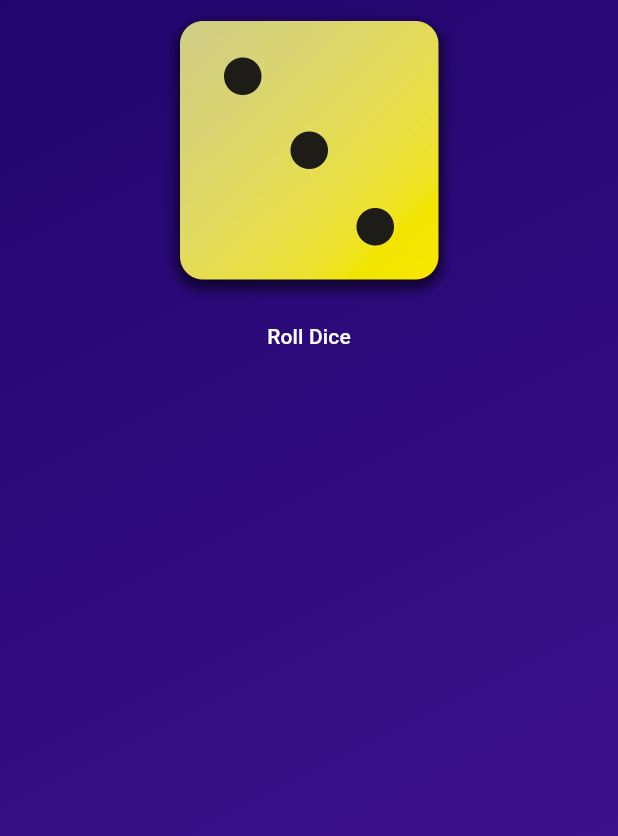
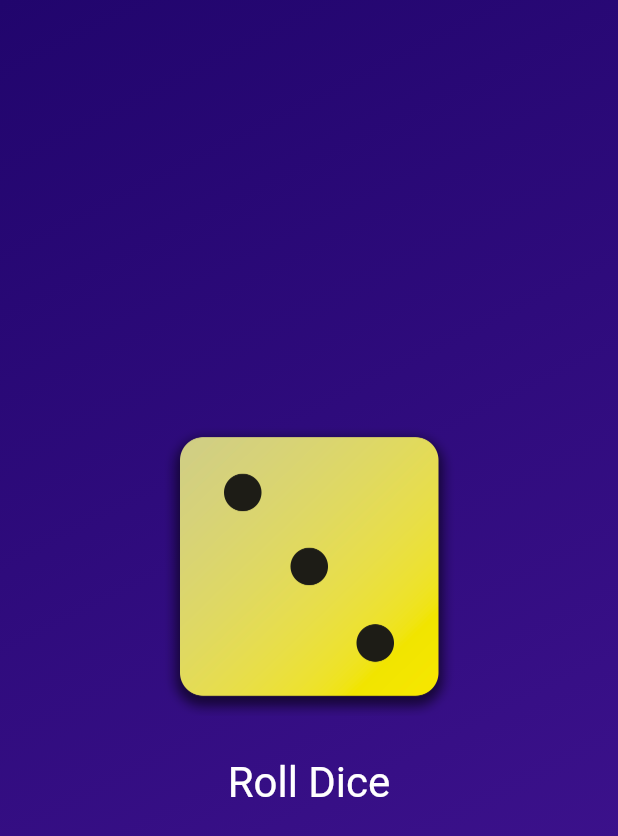
Before and after one commit to arafatanam/Roll_Dice_App-Flutter, a Flutter app: the screen it shows after launch, on a phone screen of 412 x 824 dp. Shown: the top 836 px of the screen. Run offline on Flutter 3.47's test engine with Material 3 defaults, Android fonts, the phone set to English and light mode, and no system bars.

Commit message:
Code updated

```diff
--- a/lib/gradient_container.dart
+++ b/lib/gradient_container.dart
@@ -22,11 +22,17 @@ class GradientContainer extends StatelessWidget {
       ),
       child: Center(
         child: Column(
+          mainAxisSize: MainAxisSize.min,
           children: [
             Image.asset('assets/images/dice-3.png', width: 200),
+            const SizedBox(height: 20),
             TextButton(
               onPressed: () {},
-              style: TextButton.styleFrom(foregroundColor: Colors.white),
+              style: TextButton.styleFrom(
+                // padding: const EdgeInsets.only(top: 20),
+                foregroundColor: Colors.white,
+                textStyle: const TextStyle(fontSize: 28),
+              ),
               child: Text('Roll Dice'),
             ),
           ],
```
